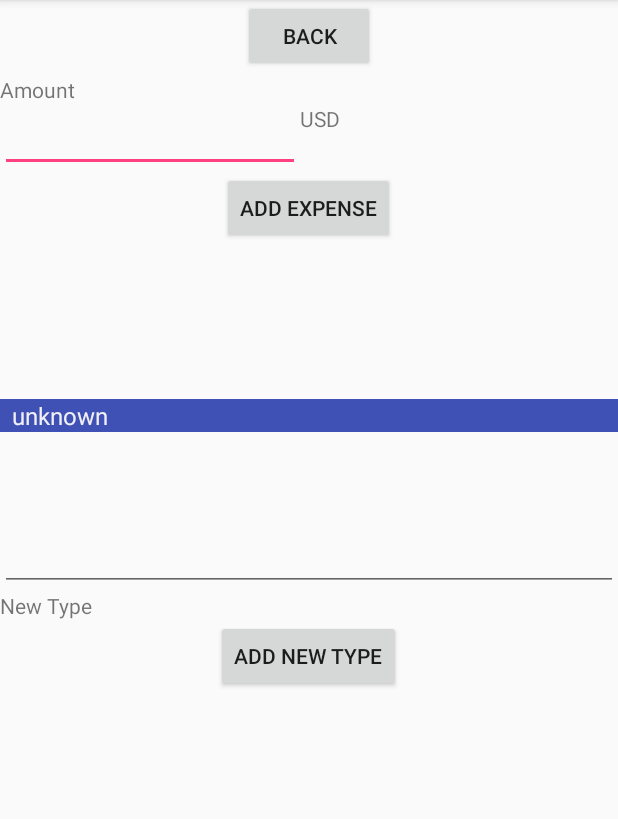
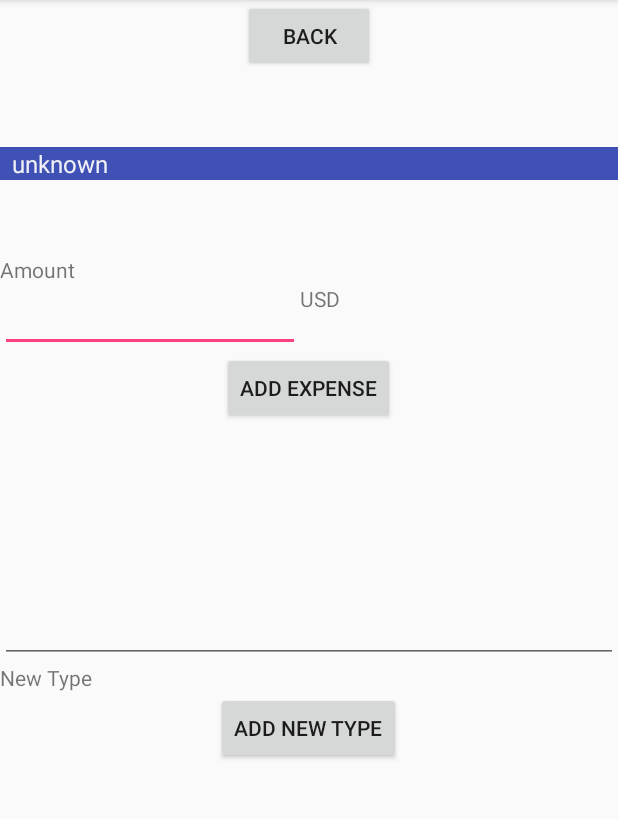
Before and after one commit to vsostaric/wallet-log, an Android app: the AddExpense screen opened directly, with no data from a screen before it, on a phone screen of 412 x 824 dp, the part 84-903 px from its top. Run offline under Robolectric (Android 15) with nearby library versions, the phone set to English and light mode, and no system bars.

Commit message:
move type choice to top

```diff
--- a/app/src/main/res/layout/activity_add_expense.xml
+++ b/app/src/main/res/layout/activity_add_expense.xml
@@ -1,22 +1,32 @@
 <?xml version="1.0" encoding="utf-8"?>
 <RelativeLayout xmlns:android="http://schemas.android.com/apk/res/android"
-    xmlns:app="http://schemas.android.com/apk/res-auto"
     xmlns:tools="http://schemas.android.com/tools"
     android:layout_width="match_parent"
     android:layout_height="match_parent"
     tools:context="com.example.vladimirsostaric.walletlog.AddExpense">
 
     <Button
+        android:id="@+id/back"
         android:layout_width="wrap_content"
         android:layout_height="wrap_content"
-        android:text="Back"
+        android:layout_centerHorizontal="true"
         android:onClick="back"
-        android:layout_centerHorizontal="true"
         android:pointerIcon="arrow"
-        />
+        android:text="Back" />
+
+    <Spinner
+        android:id="@+id/typeSpinner"
+        android:layout_width="match_parent"
+        android:layout_height="wrap_content"
+        android:layout_alignParentLeft="true"
+        android:layout_alignParentStart="true"
+        android:layout_below="@+id/back"
+        android:layout_marginTop="50dp"
+        android:background="@color/colorPrimary" />
 
     <android.support.design.widget.TextInputLayout
         android:id="@+id/amountInput"
+        android:layout_below="@+id/typeSpinner"
         android:layout_width="match_parent"
         android:layout_height="wrap_content"
         android:layout_alignParentLeft="true"
@@ -36,14 +46,12 @@
                 android:id="@+id/amountInputField"
                 android:layout_width="200sp"
                 android:layout_height="match_parent"
-                android:inputType="numberDecimal"
-                />
+                android:inputType="numberDecimal" />
 
             <TextView
                 android:id="@+id/addExpenseCurrency"
                 android:layout_width="40sp"
-                android:layout_height="match_parent"
-                />
+                android:layout_height="match_parent" />
 
         </LinearLayout>
 
@@ -56,19 +64,9 @@
         android:layout_below="@+id/amountInput"
         android:layout_centerHorizontal="true"
         android:layout_marginBottom="53dp"
-        android:text="Add Expense"
         android:onClick="addExpense"
-        />
+        android:text="Add Expense" />
 
-    <Spinner
-        android:id="@+id/typeSpinner"
-        android:layout_width="match_parent"
-        android:layout_height="wrap_content"
-        android:layout_alignParentLeft="true"
-        android:layout_alignParentStart="true"
-        android:layout_below="@+id/addExpense"
-        android:layout_marginTop="50dp"
-        android:background="@color/colorPrimary" />
 
     <android.support.design.widget.TextInputLayout
         android:id="@+id/newTypeInput"
@@ -76,7 +74,7 @@
         android:layout_height="wrap_content"
         android:layout_alignParentLeft="true"
         android:layout_alignParentStart="true"
-        android:layout_below="@+id/typeSpinner"
+        android:layout_below="@+id/addExpense"
         android:layout_marginTop="50dp">
 
         <TextView
@@ -88,8 +86,7 @@
             android:id="@+id/newTypeInputField"
             android:layout_width="match_parent"
             android:layout_height="wrap_content"
-            android:inputType="text"
-            />
+            android:inputType="text" />
 
     </android.support.design.widget.TextInputLayout>
 
@@ -99,8 +96,7 @@
         android:layout_height="wrap_content"
         android:layout_below="@+id/newTypeInput"
         android:layout_centerHorizontal="true"
-        android:text="Add New Type"
         android:onClick="addNewType"
-        />
+        android:text="Add New Type" />
 
 </RelativeLayout>
```
